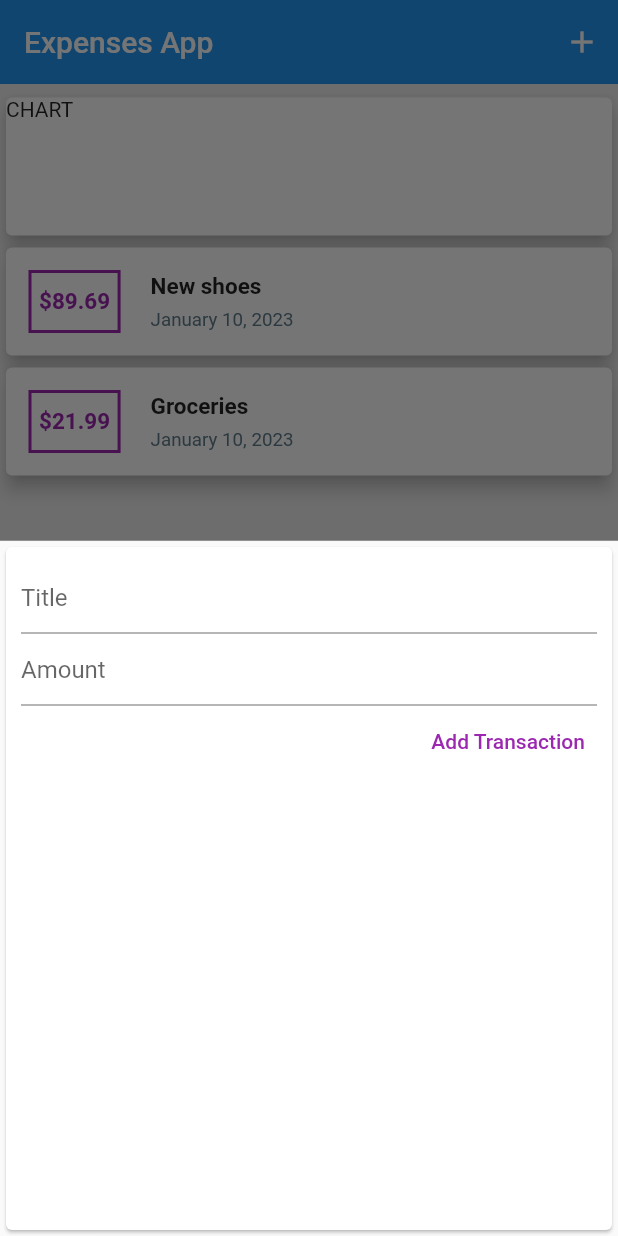
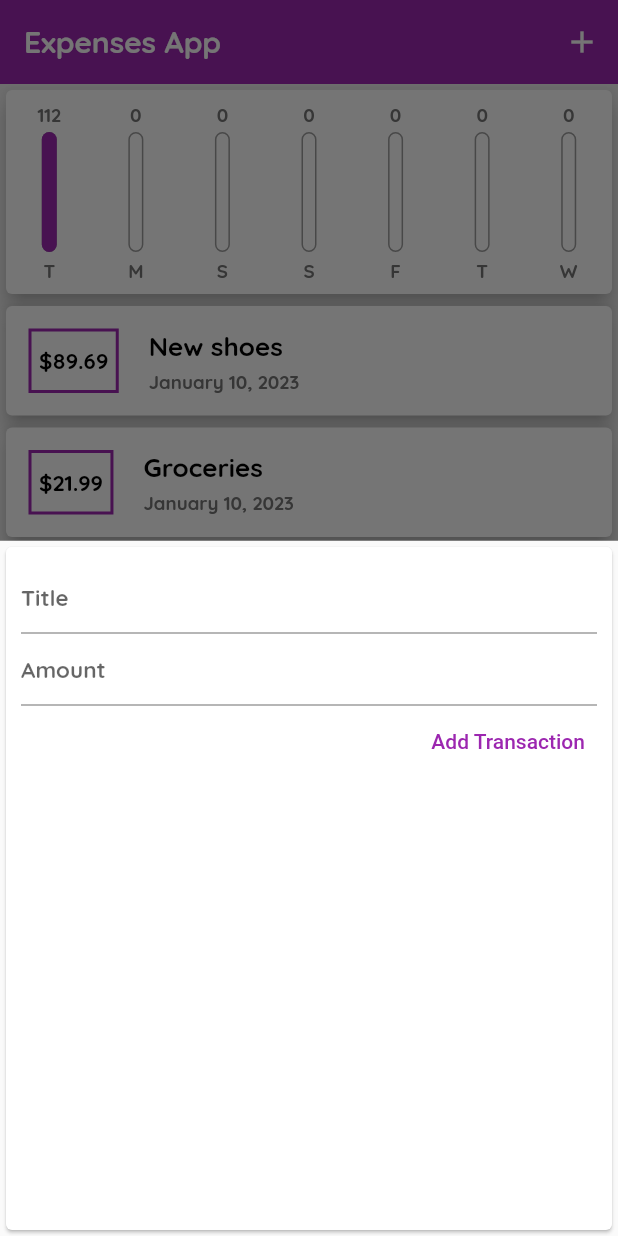
Before and after one commit to sebastianarcila98/expense-app, a Flutter app: the screen it shows after launch, after a tap on the "add" icon, on a phone screen of 412 x 824 dp. Run offline on Flutter 3.47's test engine with Material 2 defaults, Android fonts, the phone set to English and light mode, and no system bars.

Commit message:
created bar chart widget to dynamically show daily expenses relative to total amount spent

```diff
--- a/lib/main.dart
+++ b/lib/main.dart
@@ -4,6 +4,7 @@ import 'package:flutter/material.dart';
 
 import './models/transaction.dart';
 import './widgets/transaction_list.dart';
+import 'widgets/chart.dart';
 
 void main() => runApp(MyApp());
 
@@ -16,6 +17,33 @@ class MyApp extends StatelessWidget {
       debugShowCheckedModeBanner: false,
       title: 'Expenses App',
       home: HomeScreen(),
+      theme: ThemeData(
+        primarySwatch: Colors.purple,
+        textTheme: Theme.of(context).primaryTextTheme.copyWith(
+              titleLarge: TextStyle(
+                fontFamily: 'Quicksand',
+                fontSize: 20,
+                color: Colors.black,
+                fontWeight: FontWeight.bold,
+              ),
+              bodyLarge: TextStyle(
+                fontSize: 17.5,
+                color: Colors.black,
+                fontWeight: FontWeight.w600,
+              ),
+              bodyMedium: TextStyle(
+                fontSize: 15,
+                color: Colors.black,
+                fontWeight: FontWeight.w600,
+              ),
+              bodySmall: TextStyle(
+                fontSize: 12.5,
+                color: Colors.grey[600],
+                fontWeight: FontWeight.w600,
+              ),
+            ),
+        fontFamily: 'Quicksand',
+      ),
     );
   }
 }
@@ -84,14 +112,7 @@ class _HomeScreenState extends State<HomeScreen> {
         child: Column(
           crossAxisAlignment: CrossAxisAlignment.stretch,
           children: [
-            Container(
-              height: 100,
-              margin: EdgeInsets.only(top: 5),
-              child: Card(
-                elevation: 5,
-                child: Text('CHART'),
-              ),
-            ),
+            Chart(transactions: _userTransactions),
             TransactionList(transactions: _userTransactions),
           ],
         ),
--- /dev/null
+++ b/lib/widgets/chart.dart
@@ -0,0 +1,77 @@
+// ignore_for_file: sized_box_for_whitespace, prefer_const_literals_to_create_immutables, prefer_const_constructors, avoid_print
+
+import 'package:flutter/material.dart';
+import 'package:intl/intl.dart';
+
+import '../models/transaction.dart';
+import './chart_bar.dart';
+
+class Chart extends StatelessWidget {
+  const Chart({super.key, required this.transactions});
+
+  final List<Transaction> transactions;
+
+  List<Map<String, Object>> get _groupedTransactions {
+    return List.generate(7, (index) {
+      final weekday = DateTime.now().subtract(Duration(days: index));
+
+      var totalSum = 0.0;
+      for (var i = 0; i < transactions.length; i++) {
+        if (transactions[i].date.day == weekday.day) {
+          totalSum += transactions[i].amount;
+        }
+      }
+
+      return {
+        'day': DateFormat.E().format(weekday).substring(0, 1),
+        'amount': totalSum,
+      };
+    });
+  }
+
+  double get _totalAmountSpent {
+    var totalSum = 0.0;
+    for (var i = 0; i < transactions.length; i++) {
+      totalSum += transactions[i].amount;
+    }
+    return totalSum;
+  }
+
+  @override
+  Widget build(BuildContext context) {
+    return Card(
+      elevation: 6,
+      child: Row(
+        mainAxisAlignment: MainAxisAlignment.spaceEvenly,
+        children: _groupedTransactions.map((e) {
+          return Flexible(
+            fit: FlexFit.tight,
+            child: Padding(
+              padding: const EdgeInsets.all(8.0),
+              child: Column(
+                children: [
+                  FittedBox(
+                    child: Text(
+                      (e['amount'] as double).toStringAsFixed(0),
+                      style: Theme.of(context).textTheme.bodySmall,
+                    ),
+                  ),
+                  SizedBox(height: 4),
+                  ChartBar(
+                      amountSpent: (e['amount'] as double),
+                      percentSpent:
+                          (e['amount'] as double) / _totalAmountSpent),
+                  SizedBox(height: 4),
+                  Text(
+                    e['day'] as String,
+                    style: Theme.of(context).textTheme.bodySmall,
+                  ),
+                ],
+              ),
+            ),
+          );
+        }).toList(),
+      ),
+    );
+  }
+}
--- /dev/null
+++ b/lib/widgets/chart_bar.dart
@@ -0,0 +1,40 @@
+// ignore_for_file: prefer_const_constructors
+
+import 'package:flutter/material.dart';
+
+class ChartBar extends StatelessWidget {
+  const ChartBar(
+      {super.key, required this.amountSpent, required this.percentSpent});
+
+  final double amountSpent;
+  final double percentSpent;
+
+  @override
+  Widget build(BuildContext context) {
+    return SizedBox(
+      height: 80,
+      width: 10,
+      child: Stack(
+        children: [
+          Container(
+            height: 80,
+            width: 10,
+            decoration: BoxDecoration(
+              border: Border.all(color: Colors.grey, width: 1),
+              borderRadius: BorderRadius.circular(10),
+            ),
+          ),
+          FractionallySizedBox(
+            heightFactor: percentSpent,
+            child: Container(
+              decoration: BoxDecoration(
+                color: Theme.of(context).primaryColor,
+                borderRadius: BorderRadius.circular(10),
+              ),
+            ),
+          )
+        ],
+      ),
+    );
+  }
+}
--- a/lib/widgets/new_transaction.dart
+++ b/lib/widgets/new_transaction.dart
@@ -15,7 +15,9 @@ class _NewTransactionState extends State<NewTransaction> {
 
   void submitted() {
     final enteredTitle = titleController.text;
-    final enteredAmount = double.parse(amountController.text);
+    final enteredAmount = amountController.text.isEmpty
+        ? 0.0
+        : double.parse(amountController.text);
 
     if (enteredTitle.isEmpty || enteredAmount <= 0) return;
 
@@ -37,11 +39,13 @@ class _NewTransactionState extends State<NewTransaction> {
           children: [
             TextField(
               controller: titleController,
+              style: Theme.of(context).textTheme.bodyMedium,
               decoration: const InputDecoration(hintText: 'Title'),
               onSubmitted: (_) => submitted(),
             ),
             TextField(
               controller: amountController,
+              style: Theme.of(context).textTheme.bodyMedium,
               decoration: const InputDecoration(hintText: 'Amount'),
               onSubmitted: (_) => submitted(),
               keyboardType:
@@ -49,10 +53,7 @@ class _NewTransactionState extends State<NewTransaction> {
             ),
             TextButton(
               onPressed: () => submitted(),
-              child: const Text(
-                'Add Transaction',
-                style: TextStyle(color: Colors.purple),
-              ),
+              child: const Text('Add Transaction'),
             ),
           ],
         ),
--- a/lib/widgets/transaction_list.dart
+++ b/lib/widgets/transaction_list.dart
@@ -14,7 +14,27 @@ class TransactionList extends StatelessWidget {
   Widget build(BuildContext context) {
     return Container(
       height: 500,
-      child: ListView.builder(
+      child: transactions.isEmpty
+          ? Column(
+              mainAxisAlignment: MainAxisAlignment.center,
+              children: [
+                Text(
+                  'No recent transaction',
+                  style: Theme.of(context).textTheme.titleLarge,
+                ),
+                const SizedBox(
+                  height: 30,
+                ),
+                Container(
+                  height: 300,
+                  child: Image.asset(
+                    'assets/images/waiting.png',
+                    fit: BoxFit.cover,
+                  ),
+                )
+              ],
+            )
+          : ListView.builder(
               itemCount: transactions.length,
               itemBuilder: (context, index) {
                 return Card(
@@ -26,39 +46,29 @@ class TransactionList extends StatelessWidget {
                         Container(
                           margin: const EdgeInsets.only(right: 20),
                           decoration: BoxDecoration(
-                      border: Border.all(color: Colors.purple, width: 2),
+                            border: Border.all(
+                                color: Theme.of(context).primaryColor,
+                                width: 2),
                           ),
-                    padding:
-                        const EdgeInsets.symmetric(horizontal: 5, vertical: 10),
+                          padding: const EdgeInsets.symmetric(
+                              horizontal: 5, vertical: 10),
                           child: Text(
                               '\$${transactions[index].amount.toStringAsFixed(2)}',
-                      style: const TextStyle(
-                          fontWeight: FontWeight.bold,
-                          fontSize: 15,
-                          color: Colors.purple),
-                    ),
+                              style: Theme.of(context).textTheme.bodyMedium),
                         ),
                         Column(
                           mainAxisAlignment: MainAxisAlignment.spaceBetween,
                           crossAxisAlignment: CrossAxisAlignment.start,
                           children: [
-                      Text(
-                        transactions[index].title,
-                        style: const TextStyle(
-                          fontWeight: FontWeight.w600,
-                          fontSize: 15,
-                        ),
-                      ),
+                            Text(transactions[index].title,
+                                style: Theme.of(context).textTheme.bodyLarge),
                             const SizedBox(
                               height: 5,
                             ),
                             Text(
-                        DateFormat.yMMMMd().format(transactions[index].date),
-                        style: const TextStyle(
-                          color: Colors.blueGrey,
-                          fontWeight: FontWeight.w400,
-                          fontSize: 12.5,
-                        ),
+                              DateFormat.yMMMMd()
+                                  .format(transactions[index].date),
+                              style: Theme.of(context).textTheme.bodySmall,
                             ),
                           ],
                         ),
```
Also changed, not shown: pubspec.yaml (+13 -7 lines), assets/fonts/OpenSans-Bold.ttf (added), assets/fonts/OpenSans-Regular.ttf (added), assets/fonts/Quicksand-Bold.ttf (added), assets/fonts/Quicksand-Light.ttf (added), assets/fonts/Quicksand-Medium.ttf (added), assets/fonts/Quicksand-Regular.ttf (added), assets/images/waiting.png (added). Lines whose indentation alone changed are shown as unchanged.
